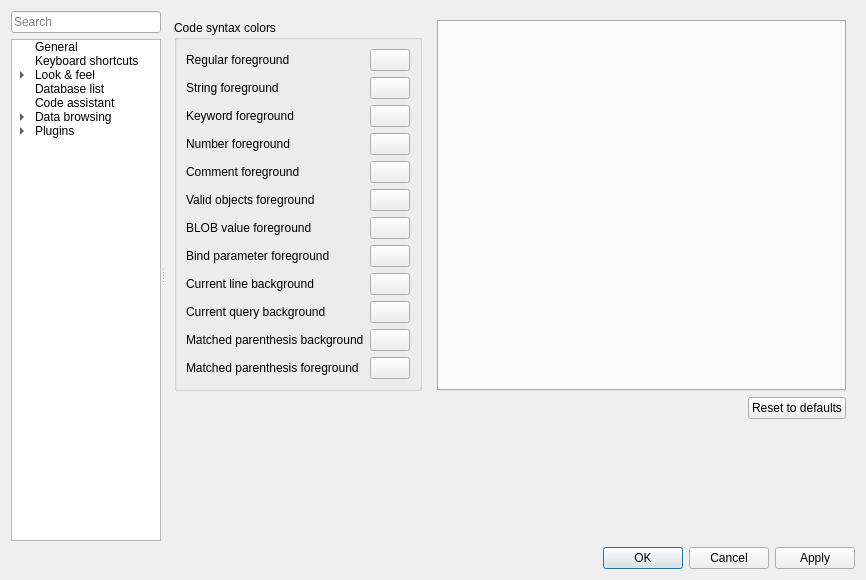
pawelsalawa/sqlitestudio, file SQLiteStudio3/guiSQLiteStudio/dialogs/configdialog.ui: the form before one commit.
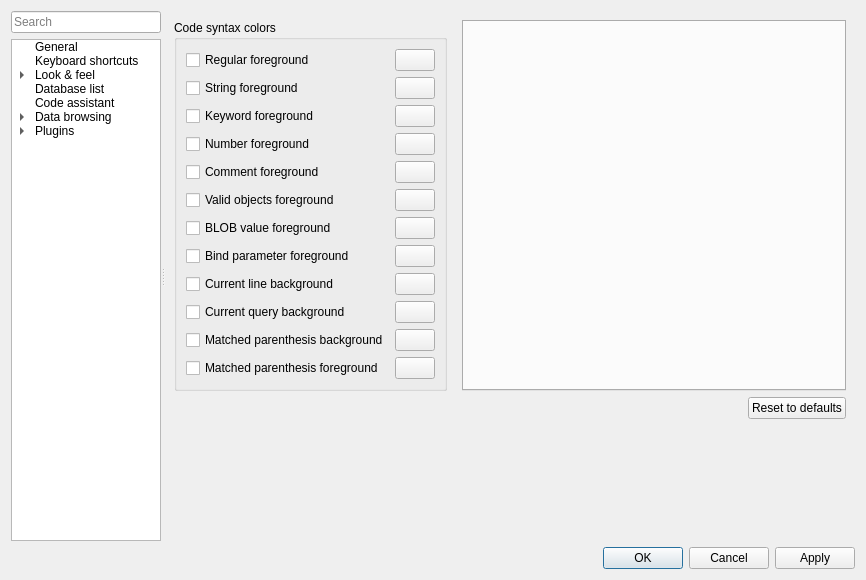
The form after the commit. The open tabs and pages were chosen to show the change. Icons and pictures are not drawn. Custom widgets are drawn as their Qt base class.

Commit message: #4683 Custom syntax highlighting colors now use theme-based colors by default (to work well with dynamically changing color palette in night/day theme changes) and can be explicitly enabled in configuration.

The edit to the form file:
```diff
--- a/SQLiteStudio3/guiSQLiteStudio/dialogs/configdialog.ui
+++ b/SQLiteStudio3/guiSQLiteStudio/dialogs/configdialog.ui
@@ -241,7 +241,7 @@
           </sizepolicy>
          </property>
          <property name="currentIndex">
-          <number>5</number>
+          <number>4</number>
          </property>
          <widget class="QWidget" name="databaseListPage">
           <layout class="QVBoxLayout" name="verticalLayout_36">
@@ -419,7 +419,7 @@
                <rect>
                 <x>0</x>
                 <y>0</y>
-                <width>660</width>
+                <width>433</width>
                 <height>718</height>
                </rect>
               </property>
@@ -1122,15 +1122,18 @@
               <string>Code syntax colors</string>
              </property>
              <layout class="QGridLayout" name="gridLayout_3">
-              <item row="2" column="0">
-               <widget class="QLabel" name="keywordFgLabel">
+              <item row="3" column="0">
+               <widget class="QCheckBox" name="keywordFgCheck">
                 <property name="text">
                  <string>Keyword foreground</string>
                 </property>
+                <property name="cfg" stdset="0">
+                 <string notr="true">Colors.SyntaxKeywordFgCustom</string>
+                </property>
                </widget>
               </item>
-              <item row="1" column="1">
-               <widget class="ColorButton" name="stringFgBtn">
+              <item row="0" column="1">
+               <widget class="ColorButton" name="regularFgBtn">
                 <property name="maximumSize">
                  <size>
                   <width>50</width>
@@ -1141,12 +1144,12 @@
                  <string notr="true"/>
                 </property>
                 <property name="cfg" stdset="0">
-                 <string notr="true">Colors.SyntaxStringFg</string>
+                 <string notr="true">Colors.SyntaxForeground</string>
                 </property>
                </widget>
               </item>
-              <item row="4" column="1">
-               <widget class="ColorButton" name="commentFgBtn">
+              <item row="11" column="1">
+               <widget class="ColorButton" name="blobFgBtn">
                 <property name="maximumSize">
                  <size>
                   <width>50</width>
@@ -1157,11 +1160,11 @@
                  <string notr="true"/>
                 </property>
                 <property name="cfg" stdset="0">
-                 <string notr="true">Colors.SyntaxCommentFg</string>
+                 <string notr="true">Colors.SyntaxBlobFg</string>
                 </property>
                </widget>
               </item>
-              <item row="2" column="1">
+              <item row="3" column="1">
                <widget class="ColorButton" name="keywordFgBtn">
                 <property name="maximumSize">
                  <size>
@@ -1177,14 +1180,85 @@
                 </property>
                </widget>
               </item>
+              <item row="9" column="1">
+               <widget class="ColorButton" name="validObjectsFgBtn">
+                <property name="maximumSize">
+                 <size>
+                  <width>50</width>
+                  <height>16777215</height>
+                 </size>
+                </property>
+                <property name="text">
+                 <string notr="true"/>
+                </property>
+                <property name="cfg" stdset="0">
+                 <string notr="true">Colors.SyntaxValidObject</string>
+                </property>
+               </widget>
+              </item>
+              <item row="7" column="1">
+               <widget class="ColorButton" name="commentFgBtn">
+                <property name="maximumSize">
+                 <size>
+                  <width>50</width>
+                  <height>16777215</height>
+                 </size>
+                </property>
+                <property name="text">
+                 <string notr="true"/>
+                </property>
+                <property name="cfg" stdset="0">
+                 <string notr="true">Colors.SyntaxCommentFg</string>
+                </property>
+               </widget>
+              </item>
               <item row="0" column="0">
-               <widget class="QLabel" name="regularFgLabel">
+               <widget class="QCheckBox" name="regularFgCheck">
                 <property name="text">
                  <string>Regular foreground</string>
                 </property>
+                <property name="cfg" stdset="0">
+                 <string notr="true">Colors.SyntaxForegroundCustom</string>
+                </property>
                </widget>
               </item>
-              <item row="10" column="1">
+              <item row="7" column="0">
+               <widget class="QCheckBox" name="commentFgCheck">
+                <property name="text">
+                 <string>Comment foreground</string>
+                </property>
+                <property name="cfg" stdset="0">
+                 <string notr="true">Colors.SyntaxCommentFgCustom</string>
+                </property>
+               </widget>
+              </item>
+              <item row="5" column="1">
+               <widget class="ColorButton" name="numberFgBtn">
+                <property name="maximumSize">
+                 <size>
+                  <width>50</width>
+                  <height>16777215</height>
+                 </size>
+                </property>
+                <property name="text">
+                 <string notr="true"/>
+                </property>
+                <property name="cfg" stdset="0">
+                 <string notr="true">Colors.SyntaxNumberFg</string>
+                </property>
+               </widget>
+              </item>
+              <item row="5" column="0">
+               <widget class="QCheckBox" name="numberFgCheck">
+                <property name="text">
+                 <string>Number foreground</string>
+                </property>
+                <property name="cfg" stdset="0">
+                 <string notr="true">Colors.SyntaxNumberFgCustom</string>
+                </property>
+               </widget>
+              </item>
+              <item row="19" column="1">
                <widget class="ColorButton" name="matchedParBgBtn">
                 <property name="maximumSize">
                  <size>
@@ -1200,33 +1274,72 @@
                 </property>
                </widget>
               </item>
-              <item row="1" column="0">
-               <widget class="QLabel" name="stringFgLabel">
+              <item row="9" column="0">
+               <widget class="QCheckBox" name="validObjectsFkCheck">
+                <property name="text">
+                 <string>Valid objects foreground</string>
+                </property>
+                <property name="cfg" stdset="0">
+                 <string notr="true">Colors.SyntaxValidObjectCustom</string>
+                </property>
+               </widget>
+              </item>
+              <item row="1" column="1">
+               <widget class="ColorButton" name="stringFgBtn">
+                <property name="maximumSize">
+                 <size>
+                  <width>50</width>
+                  <height>16777215</height>
+                 </size>
+                </property>
+                <property name="text">
+                 <string notr="true"/>
+                </property>
+                <property name="cfg" stdset="0">
+                 <string notr="true">Colors.SyntaxStringFg</string>
+                </property>
+               </widget>
+              </item>
+              <item row="17" column="1">
+               <widget class="ColorButton" name="currQueryBgBtn">
+                <property name="maximumSize">
+                 <size>
+                  <width>50</width>
+                  <height>16777215</height>
+                 </size>
+                </property>
                 <property name="toolTip">
-                 <string>&lt;html&gt;&lt;head/&gt;&lt;body&gt;&lt;p&gt;In SQL strings are enclosed with single quote characters. In other languages string may be enclosed with double quote, or something else.&lt;/p&gt;&lt;/body&gt;&lt;/html&gt;</string>
+                 <string>&lt;html&gt;&lt;head/&gt;&lt;body&gt;&lt;p&gt;You can disable current query highlighting entirely on the General settings page.&lt;/p&gt;&lt;/body&gt;&lt;/html&gt;</string>
                 </property>
+                <property name="text">
+                 <string notr="true"/>
+                </property>
+                <property name="cfg" stdset="0">
+                 <string notr="true">Colors.SyntaxCurrentQueryBg</string>
+                </property>
+               </widget>
+              </item>
+              <item row="11" column="0">
+               <widget class="QCheckBox" name="blobFgCheck">
+                <property name="text">
+                 <string>BLOB value foreground</string>
+                </property>
+                <property name="cfg" stdset="0">
+                 <string notr="true">Colors.SyntaxBlobFgCustom</string>
+                </property>
+               </widget>
+              </item>
+              <item row="1" column="0">
+               <widget class="QCheckBox" name="stringFgCheck">
                 <property name="text">
                  <string>String foreground</string>
                 </property>
-               </widget>
-              </item>
-              <item row="3" column="1">
-               <widget class="ColorButton" name="numberFgBtn">
-                <property name="maximumSize">
-                 <size>
-                  <width>50</width>
-                  <height>16777215</height>
-                 </size>
-                </property>
-                <property name="text">
-                 <string notr="true"/>
-                </property>
                 <property name="cfg" stdset="0">
-                 <string notr="true">Colors.SyntaxNumberFg</string>
+                 <string notr="true">Colors.SyntaxStringFgCustom</string>
                 </property>
                </widget>
               </item>
-              <item row="8" column="1">
+              <item row="15" column="1">
                <widget class="ColorButton" name="currLineBgBtn">
                 <property name="maximumSize">
                  <size>
@@ -1242,14 +1355,27 @@
                 </property>
                </widget>
               </item>
-              <item row="4" column="0">
-               <widget class="QLabel" name="commentFgLabel">
+              <item row="21" column="1">
+               <widget class="ColorButton" name="matchedParFgBtn">
                 <property name="text">
-                 <string>Comment foreground</string>
+                 <string notr="true"/>
                 </property>
+                <property name="cfg" stdset="0">
+                 <string notr="true">Colors.SyntaxParenthesisFg</string>
+                </property>
                </widget>
               </item>
-              <item row="7" column="1">
+              <item row="13" column="0">
+               <widget class="QCheckBox" name="bindParamFgCheck">
+                <property name="text">
+                 <string>Bind parameter foreground</string>
+                </property>
+                <property name="cfg" stdset="0">
+                 <string notr="true">Colors.SyntaxBindParamFgCustom</string>
+                </property>
+               </widget>
+              </item>
+              <item row="13" column="1">
                <widget class="ColorButton" name="bindParamFgBtn">
                 <property name="maximumSize">
                  <size>
@@ -1265,151 +1391,43 @@
                 </property>
                </widget>
               </item>
-              <item row="5" column="0">
-               <widget class="QLabel" name="validObjectsFkLabel">
-                <property name="toolTip">
-                 <string>&lt;html&gt;&lt;head/&gt;&lt;body&gt;&lt;p&gt;Valid objects are name of tables, indexes, triggers, or views that exist in the SQLite database. Languages other than SQL may use this color setting for their other, distinct language parts.&lt;/p&gt;&lt;/body&gt;&lt;/html&gt;</string>
-                </property>
-                <property name="text">
-                 <string>Valid objects foreground</string>
-                </property>
-               </widget>
-              </item>
-              <item row="9" column="0">
-               <widget class="QLabel" name="currQueryBgLabel">
-                <property name="toolTip">
-                 <string>&lt;html&gt;&lt;head/&gt;&lt;body&gt;&lt;p&gt;In SQL current query is highlighted with this background to indicate to the user which query would be executed at certain moment.&lt;/p&gt;&lt;/body&gt;&lt;/html&gt;</string>
-                </property>
-                <property name="text">
-                 <string>Current query background</string>
-                </property>
-               </widget>
-              </item>
-              <item row="7" column="0">
-               <widget class="QLabel" name="bindParamFgLabel">
-                <property name="toolTip">
-                 <string>&lt;html&gt;&lt;head/&gt;&lt;body&gt;&lt;p&gt;Bind parameters are placeholders for values yet to be provided by the user. They have one of the forms:&lt;/p&gt;&lt;p&gt;:param_name&lt;/p&gt;&lt;p&gt;$param_name&lt;/p&gt;&lt;p&gt;@param_name&lt;/p&gt;&lt;p&gt;?&lt;/p&gt;&lt;p&gt;&lt;br/&gt;&lt;/p&gt;&lt;p&gt;Languages other than SQL may use this color setting for their other, distinct syntax parts.&lt;/p&gt;&lt;/body&gt;&lt;/html&gt;</string>
-                </property>
-                <property name="text">
-                 <string>Bind parameter foreground</string>
-                </property>
-               </widget>
-              </item>
-              <item row="8" column="0">
-               <widget class="QLabel" name="currLineBgLabel">
+              <item row="15" column="0">
+               <widget class="QCheckBox" name="currLineBgCheck">
                 <property name="text">
                  <string>Current line background</string>
                 </property>
+                <property name="cfg" stdset="0">
+                 <string notr="true">Colors.SyntaxCurrentLineBgCustom</string>
+                </property>
                </widget>
               </item>
-              <item row="5" column="1">
-               <widget class="ColorButton" name="validObjectsFgBtn">
-                <property name="maximumSize">
-                 <size>
-                  <width>50</width>
-                  <height>16777215</height>
-                 </size>
-                </property>
+              <item row="17" column="0">
+               <widget class="QCheckBox" name="currQueryBgCheck">
                 <property name="text">
-                 <string notr="true"/>
+                 <string>Current query background</string>
                 </property>
                 <property name="cfg" stdset="0">
-                 <string notr="true">Colors.SyntaxValidObject</string>
+                 <string notr="true">Colors.SyntaxCurrentQueryBgCustom</string>
                 </property>
                </widget>
               </item>
-              <item row="10" column="0">
-               <widget class="QLabel" name="matchedParBgLabel">
-                <property name="toolTip">
-                 <string>&lt;html&gt;&lt;head/&gt;&lt;body&gt;&lt;p&gt;When user moves the insertion cursor at any parenthesis in the code, the application will mark this parenthesis and its matched counterparty with this background color.&lt;/p&gt;&lt;/body&gt;&lt;/html&gt;</string>
-                </property>
+              <item row="19" column="0">
+               <widget class="QCheckBox" name="matchedParBgCheck">
                 <property name="text">
                  <string>Matched parenthesis background</string>
                 </property>
-               </widget>
-              </item>
-              <item row="9" column="1">
-               <widget class="ColorButton" name="currQueryBgBtn">
-                <property name="maximumSize">
-                 <size>
-                  <width>50</width>
-                  <height>16777215</height>
-                 </size>
-                </property>
-                <property name="toolTip">
-                 <string>&lt;html&gt;&lt;head/&gt;&lt;body&gt;&lt;p&gt;You can disable current query highlighting entirely on the General settings page.&lt;/p&gt;&lt;/body&gt;&lt;/html&gt;</string>
-                </property>
-                <property name="text">
-                 <string notr="true"/>
-                </property>
                 <property name="cfg" stdset="0">
-                 <string notr="true">Colors.SyntaxCurrentQueryBg</string>
+                 <string notr="true">Colors.SyntaxParenthesisBgCustom</string>
                 </property>
                </widget>
               </item>
-              <item row="6" column="1">
-               <widget class="ColorButton" name="blobFgBtn">
-                <property name="maximumSize">
-                 <size>
-                  <width>50</width>
-                  <height>16777215</height>
-                 </size>
-                </property>
-                <property name="text">
-                 <string notr="true"/>
-                </property>
-                <property name="cfg" stdset="0">
-                 <string notr="true">Colors.SyntaxBlobFg</string>
-                </property>
-               </widget>
-              </item>
-              <item row="0" column="1">
-               <widget class="ColorButton" name="regularFgBtn">
-                <property name="maximumSize">
-                 <size>
-                  <width>50</width>
-                  <height>16777215</height>
-                 </size>
-                </property>
-                <property name="text">
-                 <string notr="true"/>
-                </property>
-                <property name="cfg" stdset="0">
-                 <string notr="true">Colors.SyntaxForeground</string>
-                </property>
-               </widget>
-              </item>
-              <item row="3" column="0">
-               <widget class="QLabel" name="numberFgLabel">
-                <property name="text">
-                 <string>Number foreground</string>
-                </property>
-               </widget>
-              </item>
-              <item row="6" column="0">
-               <widget class="QLabel" name="blobFgLabel">
-                <property name="toolTip">
-                 <string>&lt;html&gt;&lt;head/&gt;&lt;body&gt;&lt;p&gt;BLOB values are binary values represented as hexadecimal numbers, like:&lt;/p&gt;&lt;p&gt;X'12B4'&lt;/p&gt;&lt;p&gt;x'46A2F4'&lt;/p&gt;&lt;p&gt;&lt;br/&gt;&lt;/p&gt;&lt;/body&gt;&lt;/html&gt;</string>
-                </property>
-                <property name="text">
-                 <string>BLOB value foreground</string>
-                </property>
-               </widget>
-              </item>
-              <item row="11" column="0">
-               <widget class="QLabel" name="matchedParFgLabel">
+              <item row="21" column="0">
+               <widget class="QCheckBox" name="matchedParFgCheck">
                 <property name="text">
                  <string>Matched parenthesis foreground</string>
                 </property>
-               </widget>
-              </item>
-              <item row="11" column="1">
-               <widget class="ColorButton" name="matchedParFgBtn">
-                <property name="text">
-                 <string notr="true"/>
-                </property>
                 <property name="cfg" stdset="0">
-                 <string notr="true">Colors.SyntaxParenthesisFg</string>
+                 <string notr="true">Colors.SyntaxParenthesisFgCustom</string>
                 </property>
                </widget>
               </item>
@@ -1556,8 +1574,8 @@
                <rect>
                 <x>0</x>
                 <y>0</y>
-                <width>692</width>
-                <height>530</height>
+                <width>364</width>
+                <height>283</height>
                </rect>
               </property>
               <layout class="QVBoxLayout" name="verticalLayout_31">
@@ -2071,8 +2089,8 @@
                <rect>
                 <x>0</x>
                 <y>0</y>
-                <width>676</width>
-                <height>514</height>
+                <width>222</width>
+                <height>313</height>
                </rect>
               </property>
               <layout class="QVBoxLayout" name="verticalLayout_9">
```
The commit also changes 16 other files.
